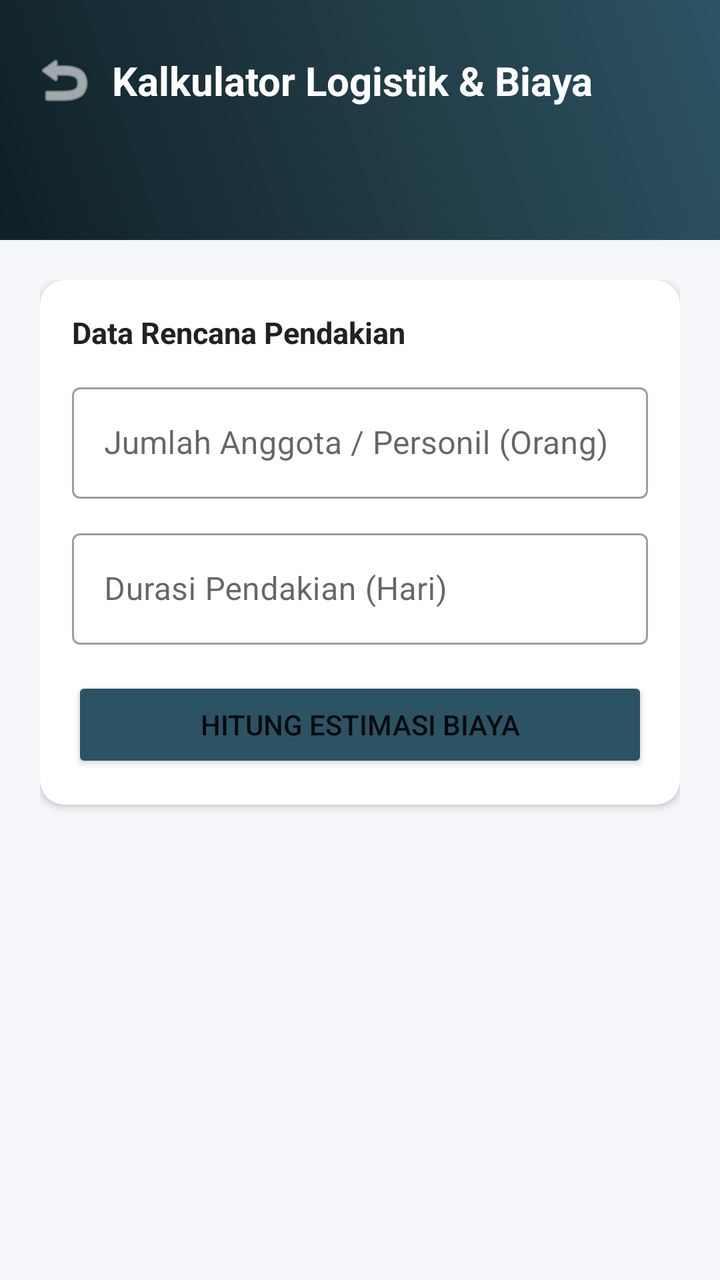
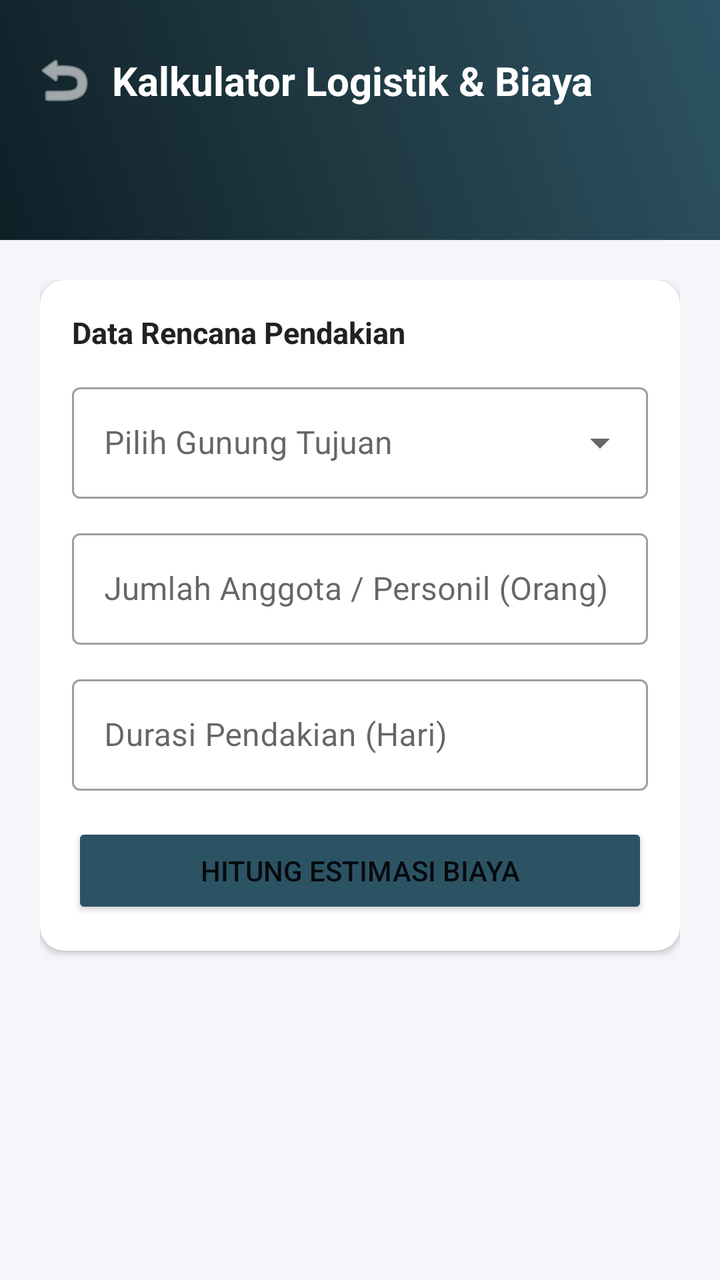

Screens rendered from an Android XML layout before and after an edit, with the pre-edit source and the edit as a unified diff.
<!-- AndroidManifest.xml: application theme Theme.MountTrack -->
<!-- res/layout/fragment_calculator.xml -->
<?xml version="1.0" encoding="utf-8"?>
<androidx.constraintlayout.widget.ConstraintLayout xmlns:android="http://schemas.android.com/apk/res/android"
    xmlns:app="http://schemas.android.com/apk/res-auto"
    xmlns:tools="http://schemas.android.com/tools"
    android:layout_width="match_parent"
    android:layout_height="match_parent"
    android:background="#F4F6F9"
    tools:context=".ui.calculator.CalculatorFragment">

    
    <View
        android:id="@+id/calc_header_background"
        android:layout_width="0dp"
        android:layout_height="120dp"
        android:background="@drawable/gradient_splash_background"
        app:layout_constraintEnd_toEndOf="parent"
        app:layout_constraintStart_toStartOf="parent"
        app:layout_constraintTop_toTopOf="parent" />

    <ImageButton
        android:id="@+id/btn_calc_back"
        android:layout_width="48dp"
        android:layout_height="48dp"
        android:layout_marginStart="8dp"
        android:layout_marginTop="16dp"
        android:background="?attr/selectableItemBackgroundBorderless"
        android:contentDescription="Kembali"
        android:src="@android:drawable/ic_menu_revert"
        app:tint="@color/white"
        app:layout_constraintStart_toStartOf="parent"
        app:layout_constraintTop_toTopOf="parent" />

    <TextView
        android:id="@+id/tv_calc_title"
        android:layout_width="wrap_content"
        android:layout_height="wrap_content"
        android:text="Kalkulator Logistik &amp; Biaya"
        android:textColor="@color/white"
        android:textSize="20sp"
        android:textStyle="bold"
        app:layout_constraintBottom_toBottomOf="@id/btn_calc_back"
        app:layout_constraintStart_toEndOf="@id/btn_calc_back"
        app:layout_constraintTop_toTopOf="@id/btn_calc_back" />

    <ScrollView
        android:layout_width="0dp"
        android:layout_height="0dp"
        android:fillViewport="true"
        app:layout_constraintBottom_toBottomOf="parent"
        app:layout_constraintEnd_toEndOf="parent"
        app:layout_constraintStart_toStartOf="parent"
        app:layout_constraintTop_toBottomOf="@id/calc_header_background">

        <LinearLayout
            android:layout_width="match_parent"
            android:layout_height="wrap_content"
            android:orientation="vertical"
            android:padding="20dp">

            
            <com.google.android.material.card.MaterialCardView
                android:layout_width="match_parent"
                android:layout_height="wrap_content"
                android:layout_marginBottom="16dp"
                app:cardBackgroundColor="@color/white"
                app:cardCornerRadius="12dp"
                app:cardElevation="2dp"
                app:strokeWidth="0dp">

                <LinearLayout
                    android:layout_width="match_parent"
                    android:layout_height="wrap_content"
                    android:orientation="vertical"
                    android:padding="16dp">

                    <TextView
                        android:layout_width="wrap_content"
                        android:layout_height="wrap_content"
                        android:text="Data Rencana Pendakian"
                        android:textColor="#212121"
                        android:textSize="15sp"
                        android:textStyle="bold"
                        android:layout_marginBottom="12dp" />

                    
                    <com.google.android.material.textfield.TextInputLayout
                        android:id="@+id/input_layout_personnel"
                        style="@style/Widget.MaterialComponents.TextInputLayout.OutlinedBox"
                        android:layout_width="match_parent"
                        android:layout_height="wrap_content"
                        android:layout_marginBottom="12dp"
                        android:hint="Jumlah Anggota / Personil (Orang)">

                        <com.google.android.material.textfield.TextInputEditText
                            android:id="@+id/et_personnel"
                            android:layout_width="match_parent"
                            android:layout_height="wrap_content"
                            android:inputType="number" />
                    </com.google.android.material.textfield.TextInputLayout>

                    
                    <com.google.android.material.textfield.TextInputLayout
                        android:id="@+id/input_layout_days"
                        style="@style/Widget.MaterialComponents.TextInputLayout.OutlinedBox"
                        android:layout_width="match_parent"
                        android:layout_height="wrap_content"
                        android:layout_marginBottom="16dp"
                        android:hint="Durasi Pendakian (Hari)">

                        <com.google.android.material.textfield.TextInputEditText
                            android:id="@+id/et_days"
                            android:layout_width="match_parent"
                            android:layout_height="wrap_content"
                            android:inputType="number" />
                    </com.google.android.material.textfield.TextInputLayout>

                    
                    <Button
                        android:id="@+id/btn_calculate"
                        android:layout_width="match_parent"
                        android:layout_height="wrap_content"
                        android:text="Hitung Estimasi Biaya"
                        app:backgroundTint="#2C5364" />

                </LinearLayout>
            </com.google.android.material.card.MaterialCardView>

            
            <com.google.android.material.card.MaterialCardView
                android:id="@+id/card_calc_result"
                android:layout_width="match_parent"
                android:layout_height="wrap_content"
                android:visibility="gone"
                app:cardBackgroundColor="@color/white"
                app:cardCornerRadius="12dp"
                app:cardElevation="2dp"
                app:strokeWidth="0dp"
                tools:visibility="visible">

                <LinearLayout
                    android:layout_width="match_parent"
                    android:layout_height="wrap_content"
                    android:orientation="vertical"
                    android:padding="16dp">

                    <TextView
                        android:layout_width="wrap_content"
                        android:layout_height="wrap_content"
                        android:text="Breakdown Estimasi Biaya"
                        android:textColor="#212121"
                        android:textSize="15sp"
                        android:textStyle="bold"
                        android:layout_marginBottom="12dp" />

                    
                    <LinearLayout
                        android:layout_width="match_parent"
                        android:layout_height="wrap_content"
                        android:orientation="horizontal"
                        android:paddingVertical="4dp">

                        <TextView
                            android:layout_width="0dp"
                            android:layout_height="wrap_content"
                            android:layout_weight="1"
                            android:text="1. Tiket Simaksi (Rp25rb/org/hari)"
                            android:textColor="#757575" />

                        <TextView
                            android:id="@+id/tv_result_simaksi"
                            android:layout_width="wrap_content"
                            android:layout_height="wrap_content"
                            android:text="Rp0"
                            android:textColor="#212121"
                            android:textStyle="bold" />
                    </LinearLayout>

                    
                    <LinearLayout
                        android:layout_width="match_parent"
                        android:layout_height="wrap_content"
                        android:orientation="horizontal"
                        android:paddingVertical="4dp">

                        <TextView
                            android:layout_width="0dp"
                            android:layout_height="wrap_content"
                            android:layout_weight="1"
                            android:text="2. Transportasi &amp; Bensin (Rp50rb/org)"
                            android:textColor="#757575" />

                        <TextView
                            android:id="@+id/tv_result_transport"
                            android:layout_width="wrap_content"
                            android:layout_height="wrap_content"
                            android:text="Rp0"
                            android:textColor="#212121"
                            android:textStyle="bold" />
                    </LinearLayout>

                    
                    <LinearLayout
                        android:layout_width="match_parent"
                        android:layout_height="wrap_content"
                        android:orientation="horizontal"
                        android:paddingVertical="4dp">

                        <TextView
                            android:layout_width="0dp"
                            android:layout_height="wrap_content"
                            android:layout_weight="1"
                            android:text="3. Logistik Konsumsi (Rp40rb/org/hari)"
                            android:textColor="#757575" />

                        <TextView
                            android:id="@+id/tv_result_logistics"
                            android:layout_width="wrap_content"
                            android:layout_height="wrap_content"
                            android:text="Rp0"
                            android:textColor="#212121"
                            android:textStyle="bold" />
                    </LinearLayout>

                    <View
                        android:layout_width="match_parent"
                        android:layout_height="1dp"
                        android:layout_marginVertical="12dp"
                        android:background="#E0E0E0" />

                    
                    <LinearLayout
                        android:layout_width="match_parent"
                        android:layout_height="wrap_content"
                        android:orientation="horizontal"
                        android:paddingVertical="4dp">

                        <TextView
                            android:layout_width="0dp"
                            android:layout_height="wrap_content"
                            android:layout_weight="1"
                            android:text="Total Estimasi"
                            android:textColor="#212121"
                            android:textSize="16sp"
                            android:textStyle="bold" />

                        <TextView
                            android:id="@+id/tv_result_total"
                            android:layout_width="wrap_content"
                            android:layout_height="wrap_content"
                            android:text="Rp0"
                            android:textColor="#E65100"
                            android:textSize="18sp"
                            android:textStyle="bold" />
                    </LinearLayout>

                </LinearLayout>
            </com.google.android.material.card.MaterialCardView>

        </LinearLayout>
    </ScrollView>

</androidx.constraintlayout.widget.ConstraintLayout>
<!-- resources referenced by this layout -->
<resources>
  <color name="white">#FFFFFFFF</color>
  <!-- drawable gradient_splash_background (drawable) -->
  <?xml version="1.0" encoding="utf-8"?>
  <shape xmlns:android="http://schemas.android.com/apk/res/android"
      android:shape="rectangle">
      <gradient
          android:angle="45"
          android:startColor="#0F2027"
          android:centerColor="#203A43"
          android:endColor="#2C5364"
          android:type="linear" />
  </shape>
  <style name="Theme.MountTrack" parent="Theme.MaterialComponents.DayNight.DarkActionBar">
          
          <item name="colorPrimary">@color/purple_500</item>
          <item name="colorPrimaryVariant">@color/purple_700</item>
          <item name="colorOnPrimary">@color/white</item>
          
          <item name="colorSecondary">@color/teal_200</item>
          <item name="colorSecondaryVariant">@color/teal_700</item>
          <item name="colorOnSecondary">@color/black</item>
          
          <item name="android:statusBarColor">?attr/colorPrimaryVariant</item>
          
      </style>
  <color name="purple_500">#FF6200EE</color>
  <color name="purple_700">#FF3700B3</color>
  <color name="teal_200">#FF03DAC5</color>
  <color name="teal_700">#FF018786</color>
  <color name="black">#FF000000</color>
</resources>

<!-- the commit's change to res/layout/fragment_calculator.xml (unified diff, before → after) -->
@@ -84,6 +84,22 @@
 
                     
                     <com.google.android.material.textfield.TextInputLayout
+                        android:id="@+id/input_layout_mountain"
+                        style="@style/Widget.MaterialComponents.TextInputLayout.OutlinedBox.ExposedDropdownMenu"
+                        android:layout_width="match_parent"
+                        android:layout_height="wrap_content"
+                        android:layout_marginBottom="12dp"
+                        android:hint="Pilih Gunung Tujuan">
+
+                        <AutoCompleteTextView
+                            android:id="@+id/et_mountain"
+                            android:layout_width="match_parent"
+                            android:layout_height="wrap_content"
+                            android:inputType="none" />
+                    </com.google.android.material.textfield.TextInputLayout>
+
+                    
+                    <com.google.android.material.textfield.TextInputLayout
                         android:id="@+id/input_layout_personnel"
                         style="@style/Widget.MaterialComponents.TextInputLayout.OutlinedBox"
                         android:layout_width="match_parent"
@@ -221,6 +237,54 @@
                             android:textStyle="bold" />
                     </LinearLayout>
 
+                    
+                    <LinearLayout
+                        android:id="@+id/row_parking"
+                        android:layout_width="match_parent"
+                        android:layout_height="wrap_content"
+                        android:orientation="horizontal"
+                        android:paddingVertical="4dp">
+
+                        <TextView
+                            android:layout_width="0dp"
+                            android:layout_height="wrap_content"
+                            android:layout_weight="1"
+                            android:text="4. Retribusi Parkir"
+                            android:textColor="#757575" />
+
+                        <TextView
+                            android:id="@+id/tv_result_parking"
+                            android:layout_width="wrap_content"
+                            android:layout_height="wrap_content"
+                            android:text="Rp0"
+                            android:textColor="#212121"
+                            android:textStyle="bold" />
+                    </LinearLayout>
+
+                    
+                    <LinearLayout
+                        android:id="@+id/row_water"
+                        android:layout_width="match_parent"
+                        android:layout_height="wrap_content"
+                        android:orientation="horizontal"
+                        android:paddingVertical="4dp">
+
+                        <TextView
+                            android:layout_width="0dp"
+                            android:layout_height="wrap_content"
+                            android:layout_weight="1"
+                            android:text="5. Air Minum Tambahan"
+                            android:textColor="#757575" />
+
+                        <TextView
+                            android:id="@+id/tv_result_water"
+                            android:layout_width="wrap_content"
+                            android:layout_height="wrap_content"
+                            android:text="Rp0"
+                            android:textColor="#212121"
+                            android:textStyle="bold" />
+                    </LinearLayout>
+
                     <View
                         android:layout_width="match_parent"
                         android:layout_height="1dp"
